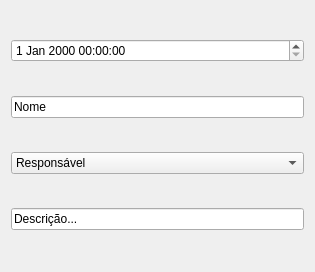
Above: App/view/ui/newReport.ui from Caiquef80/Gerenciamento-Escolar before the change. Below: the same form after it.
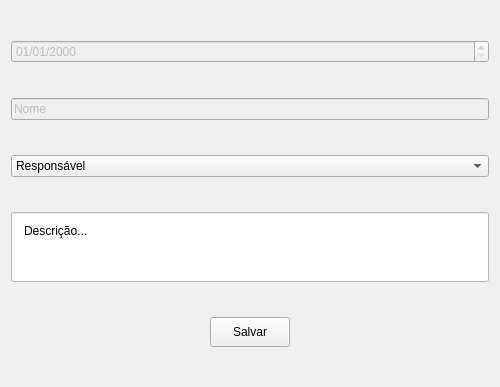
That is the form after the change.

Commit message:
Feat: newReport. (#30)
* test

* test

* run

* contol

* Corrigindo bugs

* feat: implement login validation and database connection

* ok

* report e report card

* fix: correção de referencia Login

---------

What changed in the file:
```diff
--- a/App/view/ui/newReport.ui
+++ b/App/view/ui/newReport.ui
@@ -6,19 +6,29 @@
    <rect>
     <x>0</x>
     <y>0</y>
-    <width>315</width>
-    <height>272</height>
+    <width>500</width>
+    <height>387</height>
    </rect>
   </property>
   <property name="windowTitle">
    <string>Form</string>
   </property>
-  <layout class="QVBoxLayout" name="verticalLayout">
+  <layout class="QVBoxLayout" name="verticalLayout" stretch="0,0,0,0,0">
    <item>
-    <widget class="QDateTimeEdit" name="dataOcorrencia"/>
+    <widget class="QDateTimeEdit" name="dataOcorrencia">
+     <property name="enabled">
+      <bool>false</bool>
+     </property>
+     <property name="displayFormat">
+      <string>dd/MM/yyyy</string>
+     </property>
+    </widget>
    </item>
    <item>
     <widget class="QLineEdit" name="nomeOcorrencia">
+     <property name="enabled">
+      <bool>false</bool>
+     </property>
      <property name="text">
       <string>Nome</string>
      </property>
@@ -35,8 +45,40 @@
    </item>
    <item>
     <widget class="QLineEdit" name="descricaoOcorrencia">
+     <property name="minimumSize">
+      <size>
+       <width>0</width>
+       <height>70</height>
+      </size>
+     </property>
+     <property name="styleSheet">
+      <string notr="true">#descricaoOcorrencia{
+
+	align-items: flex-start;
+	background-color: #fff;
+	
+	padding: 10px;
+
+}</string>
+     </property>
      <property name="text">
       <string>Descrição...</string>
+     </property>
+     <property name="alignment">
+      <set>Qt::AlignLeading|Qt::AlignLeft|Qt::AlignTop</set>
+     </property>
+    </widget>
+   </item>
+   <item alignment="Qt::AlignHCenter">
+    <widget class="QPushButton" name="btnSaveReport">
+     <property name="maximumSize">
+      <size>
+       <width>90</width>
+       <height>30</height>
+      </size>
+     </property>
+     <property name="text">
+      <string>Salvar</string>
      </property>
     </widget>
    </item>
```
The commit also changes 6 other files.
